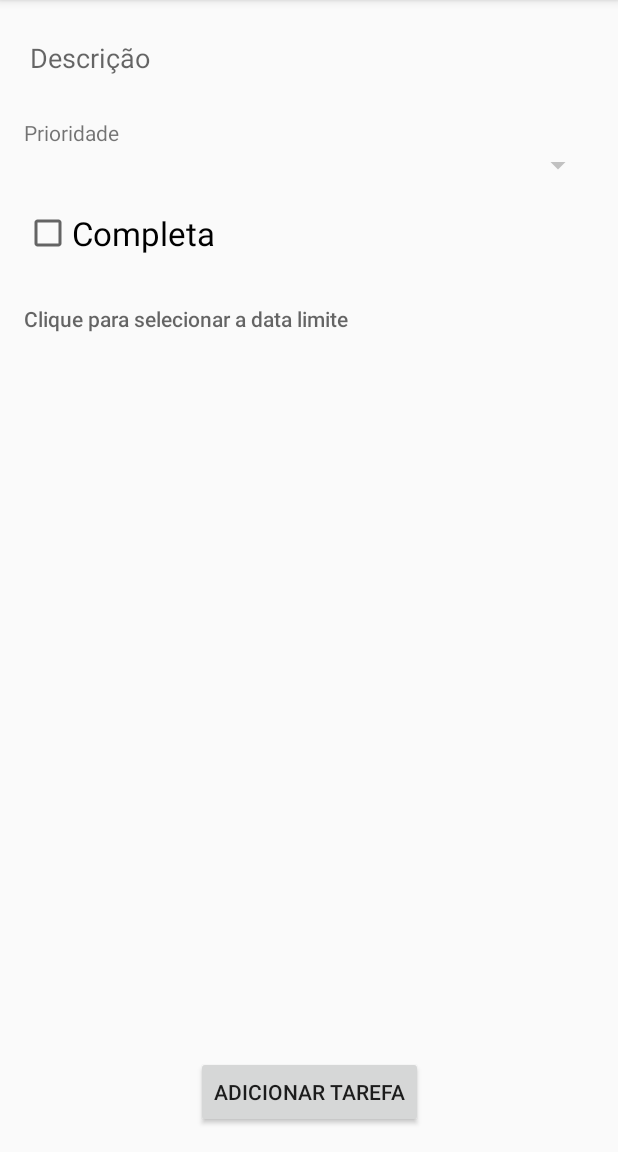
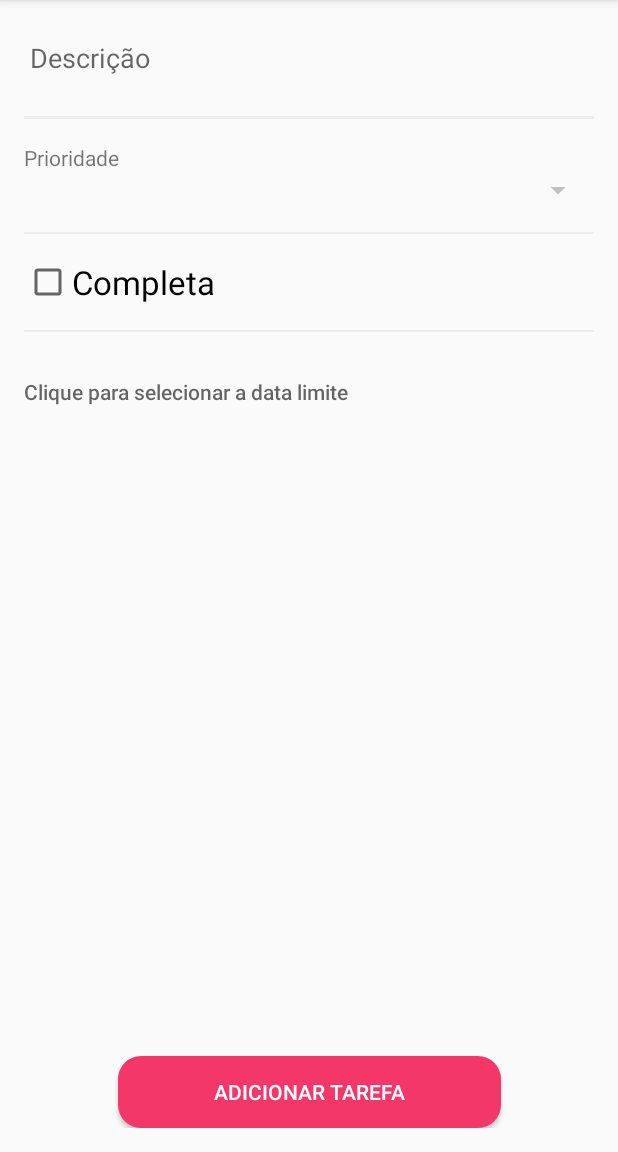
Before and after one commit to Breno-do-val/tasks, an Android app: the TaskFormActivity screen opened directly, with no data from a screen before it, on a phone screen of 412 x 824 dp, the part 84-1236 px from its top. Run offline under Robolectric (Android 15) with nearby library versions, the phone set to English and light mode, and no system bars; our stand-ins replace Room's generated code; network calls fail; pictures from the network do not load.

Commit message:
implementing styles

```diff
--- a/app/src/main/AndroidManifest.xml
+++ b/app/src/main/AndroidManifest.xml
@@ -15,7 +15,8 @@
         android:theme="@style/AppTheme">
         <activity android:name=".view.TaskFormActivity" />
         <activity android:name=".view.RegisterActivity" />
-        <activity android:name=".view.LoginActivity">
+        <activity android:name=".view.LoginActivity"
+            android:theme="@style/AppTheme.NoActionBar">
             <intent-filter>
                 <action android:name="android.intent.action.MAIN" />
                 <category android:name="android.intent.category.LAUNCHER" />
--- /dev/null
+++ b/app/src/main/res/drawable/shape_button.xml
@@ -0,0 +1,6 @@
+<?xml version="1.0" encoding="utf-8"?>
+<shape xmlns:android="http://schemas.android.com/apk/res/android"
+    android:shape="rectangle">
+    <solid android:color="@color/colorAccent" />
+    <corners android:radius="15dp" />
+</shape>
--- a/app/src/main/res/layout/activity_register.xml
+++ b/app/src/main/res/layout/activity_register.xml
@@ -56,6 +56,7 @@
         android:text="@string/cadastrar"
         app:layout_constraintBottom_toBottomOf="parent"
         app:layout_constraintLeft_toLeftOf="parent"
-        app:layout_constraintRight_toRightOf="parent" />
+        app:layout_constraintRight_toRightOf="parent"
+        style="@style/DefaultButton"/>
 
 </androidx.constraintlayout.widget.ConstraintLayout>
--- a/app/src/main/res/layout/activity_task_form.xml
+++ b/app/src/main/res/layout/activity_task_form.xml
@@ -20,7 +20,9 @@
     <View
         android:id="@+id/view_description"
         android:layout_width="match_parent"
-        android:layout_height="1dp"
+        android:layout_height="2dp"
+        style="@style/ViewDivider"
+        android:background="#ECECEC"
         app:layout_constraintTop_toBottomOf="@+id/edit_description" />
 
     <TextView
@@ -46,6 +48,7 @@
         android:id="@+id/view_complete"
         android:layout_width="0dp"
         android:layout_height="1dp"
+        style="@style/ViewDivider"
         app:layout_constraintLeft_toLeftOf="parent"
         app:layout_constraintRight_toRightOf="parent"
         app:layout_constraintTop_toBottomOf="@+id/spinner_priority" />
@@ -65,6 +68,7 @@
         android:id="@+id/view_date"
         android:layout_width="0dp"
         android:layout_height="1dp"
+        style="@style/ViewDivider"
         app:layout_constraintLeft_toLeftOf="parent"
         app:layout_constraintRight_toRightOf="parent"
         app:layout_constraintTop_toBottomOf="@+id/check_complete" />
@@ -81,14 +85,6 @@
         app:layout_constraintRight_toRightOf="parent"
         app:layout_constraintTop_toBottomOf="@+id/view_date" />
 
-    <View
-        android:id="@+id/view_save"
-        android:layout_width="0dp"
-        android:layout_height="1dp"
-        app:layout_constraintLeft_toLeftOf="parent"
-        app:layout_constraintRight_toRightOf="parent"
-        app:layout_constraintTop_toBottomOf="@id/button_date" />
-
     <Button
         android:id="@+id/button_save"
         android:layout_width="wrap_content"
@@ -96,6 +92,7 @@
         android:text="@string/adicionar_tarefa"
         app:layout_constraintBottom_toBottomOf="parent"
         app:layout_constraintLeft_toLeftOf="parent"
-        app:layout_constraintRight_toRightOf="parent" />
+        app:layout_constraintRight_toRightOf="parent"
+        style="@style/DefaultButton"/>
 
 </androidx.constraintlayout.widget.ConstraintLayout>
--- a/app/src/main/res/layout/app_bar_main.xml
+++ b/app/src/main/res/layout/app_bar_main.xml
@@ -28,6 +28,6 @@
         android:layout_height="wrap_content"
         android:layout_gravity="bottom|end"
         android:layout_margin="@dimen/fab_margin"
-        app:srcCompat="@android:drawable/ic_dialog_email" />
+        app:srcCompat="@drawable/ic_add" />
 
 </androidx.coordinatorlayout.widget.CoordinatorLayout>
--- a/app/src/main/res/layout/nav_header_main.xml
+++ b/app/src/main/res/layout/nav_header_main.xml
@@ -3,7 +3,7 @@
     xmlns:app="http://schemas.android.com/apk/res-auto"
     android:layout_width="match_parent"
     android:layout_height="@dimen/nav_header_height"
-    android:background="@drawable/side_nav_bar"
+    android:background="@drawable/shape_background"
     android:gravity="bottom"
     android:orientation="vertical"
     android:paddingLeft="@dimen/activity_horizontal_margin"
--- a/app/src/main/res/values-v21/styles.xml
+++ /dev/null
@@ -1,8 +0,0 @@
-<resources>
-
-    <style name="AppTheme.NoActionBar">
-        <item name="windowActionBar">false</item>
-        <item name="windowNoTitle">true</item>
-        <item name="android:statusBarColor">@android:color/transparent</item>
-    </style>
-</resources>
--- a/app/src/main/res/values/styles.xml
+++ b/app/src/main/res/values/styles.xml
@@ -11,6 +11,28 @@
     <style name="AppTheme.NoActionBar">
         <item name="windowActionBar">false</item>
         <item name="windowNoTitle">true</item>
+        <item name="android:windowTranslucentStatus">true</item>
+        <item name="android:windowTranslucentNavigation">false</item>
+    </style>
+
+    <style name="DefaultButton">
+        <item name="android:background">@drawable/shape_button</item>
+        <item name="android:textColor">@color/white</item>
+        <item name="android:textAllCaps">true</item>
+        <item name="android:paddingStart">64dp</item>
+        <item name="android:paddingEnd">64dp</item>
+    </style>
+
+    <style name="editTextWhite">
+        <item name="android:textColor">@color/white</item>
+        <item name="android:textColorHint">@color/white</item>
+        <item name="android:backgroundTint">@color/white</item>
+    </style>
+
+    <style name="ViewDivider">
+        <item name="android:background">#ECECEC</item>
+        <item name="android:layout_marginTop">16dp</item>
+        <item name="android:height">2dp</item>
     </style>
 
     <style name="AppTheme.AppBarOverlay" parent="ThemeOverlay.AppCompat.Dark.ActionBar" />
```
Also changed, not shown: app/src/main/res/drawable/shape_background.xml (added, +12 -0 lines), app/src/main/res/layout/activity_login.xml (+9 -3 lines), 4 other files.
